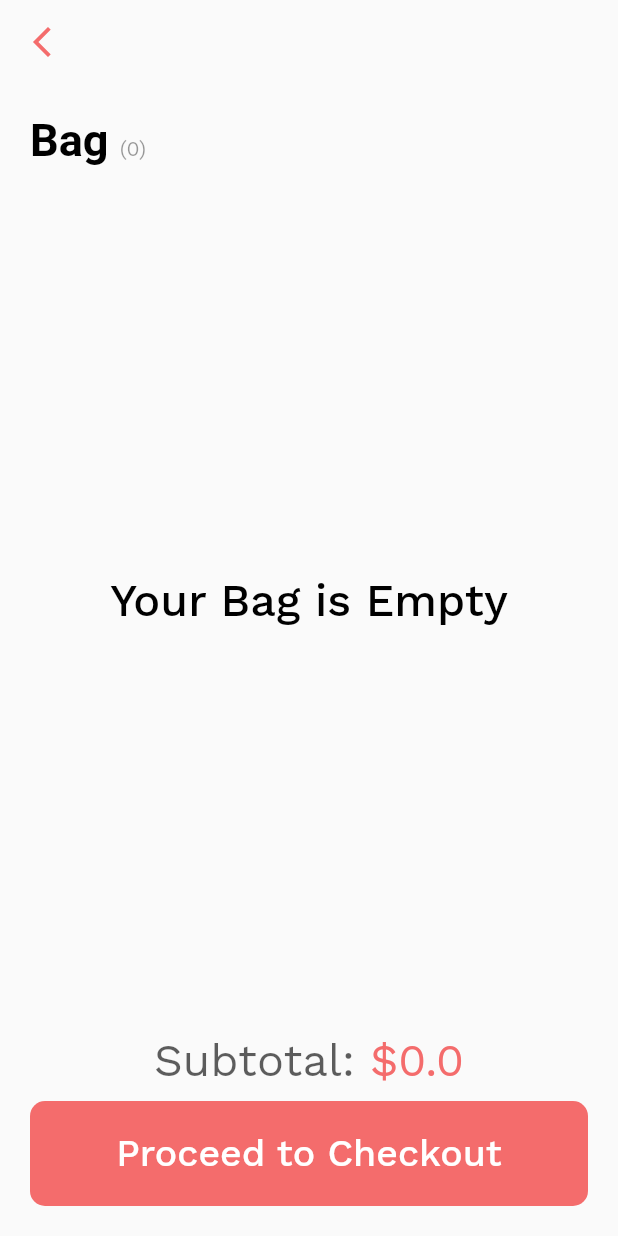
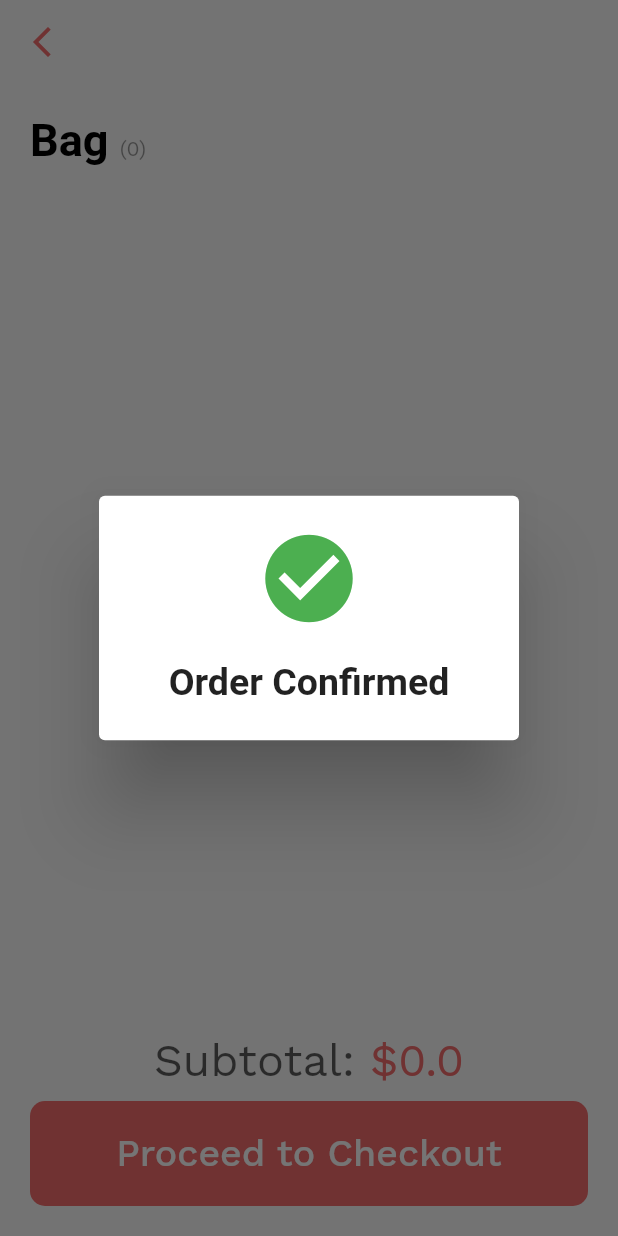
Before and after one commit to CH1NRU5T/book_shop_app, a Flutter app: the CartScreen screen opened by its route, after a tap on "Proceed to Checkout", on a phone screen of 412 x 824 dp. Run offline on Flutter 3.47's test engine with Material 2 defaults, Android fonts, the phone set to English and light mode, and no system bars; our stand-ins replace badges, cached_network_image, google_fonts, hive, hive_flutter; accounts and stored records are empty; network calls fail.

Commit message:
order confirmed dialog added

```diff
--- a/lib/features/cart/widgets/checkout_button.dart
+++ b/lib/features/cart/widgets/checkout_button.dart
@@ -15,7 +15,29 @@ class CheckoutButton extends StatelessWidget {
         color: disabled ? Constants.black20 : Constants.pinkColor,
       ),
       child: TextButton(
-        onPressed: () {},
+        onPressed: () {
+          showDialog(
+            context: context,
+            builder: (context) {
+              return AlertDialog(
+                content: Column(
+                  mainAxisSize: MainAxisSize.min,
+                  children: const [
+                    Icon(
+                      Icons.check_circle,
+                      color: Colors.green,
+                      size: 70,
+                    ),
+                    SizedBox(height: 20),
+                    Text('Order Confirmed',
+                        style: TextStyle(
+                            fontSize: 25, fontWeight: FontWeight.bold)),
+                  ],
+                ),
+              );
+            },
+          );
+        },
         style: TextButton.styleFrom(
           shape: RoundedRectangleBorder(
             borderRadius: BorderRadius.circular(10),
```
Also changed, not shown: lib/features/book_details/screens/book_detail_screen.dart (+13 -6 lines).
